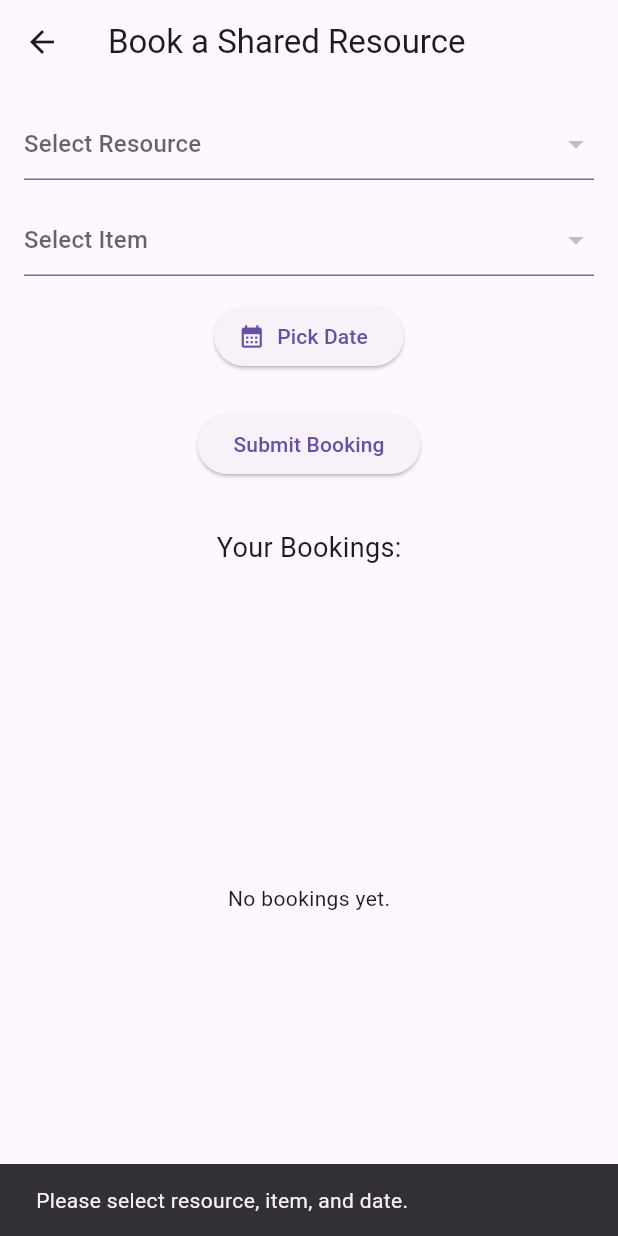
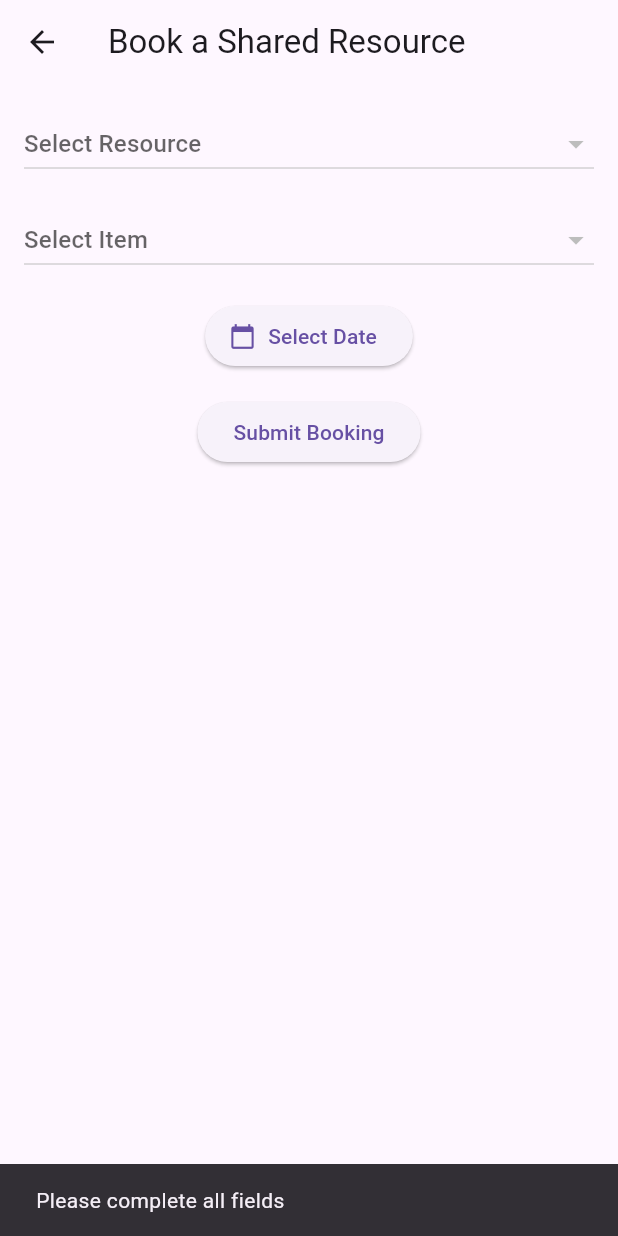
Before and after one commit to Jayashree-Elumalai/communa_app, a Flutter app: the BookingPage screen opened directly, after a tap on "Submit Booking", on a phone screen of 412 x 824 dp. Run offline on Flutter 3.47's test engine with Material 3 defaults, Android fonts, the phone set to English and light mode, and no system bars; our stand-ins replace cloud_firestore, firebase_auth, firebase_core, table_calendar; accounts and stored records are empty.

Commit message:
Update booking_pg.dart

```diff
--- a/lib/screens/booking_pg.dart
+++ b/lib/screens/booking_pg.dart
@@ -4,7 +4,7 @@ import 'package:flutter/material.dart';
 import 'package:intl/intl.dart';
 
 class BookingPage extends StatefulWidget {
-  const BookingPage({super.key});
+  const BookingPage({Key? key}) : super(key: key);
 
   @override
   State<BookingPage> createState() => _BookingPageState();
@@ -17,68 +17,64 @@ class _BookingPageState extends State<BookingPage> {
   String? selectedItemName;
   DateTime? selectedDate;
 
-  final userId = FirebaseAuth.instance.currentUser?.uid;
-
-  Map<String, Map<String, String>> resourceItemsMap = {}; // resourceName -> {itemId: itemName}
-  Map<String, String> availableItems = {};
+  List<QueryDocumentSnapshot> resources = [];
+  List<QueryDocumentSnapshot> items = [];
 
   @override
   void initState() {
     super.initState();
-    fetchResourcesAndItems();
+    fetchResources();
   }
 
-  Future<void> fetchResourcesAndItems() async {
-    final snapshot = await FirebaseFirestore.instance.collection('resources').get();
-    Map<String, Map<String, String>> tempMap = {};
+  Future<void> fetchResources() async {
+    final snapshot =
+    await FirebaseFirestore.instance.collection('resources').get();
+    if (!mounted) return;
+    setState(() {
+      resources = snapshot.docs;
+    });
+  }
 
-    for (var doc in snapshot.docs) {
-      final resourceId = doc.id;
-      final resourceName = doc['name'];
-
-      final itemsSnapshot = await FirebaseFirestore.instance
+  Future<void> fetchItems(String resourceId) async {
+    final snapshot = await FirebaseFirestore.instance
         .collection('resources')
         .doc(resourceId)
         .collection('items')
         .get();
+    if (!mounted) return;
+    setState(() {
+      items = snapshot.docs;
+    });
+  }
 
-      final items = {
-        for (var item in itemsSnapshot.docs) item.id: item['name'] as String
-      };
-
-      tempMap[resourceId] = {
-        'name': resourceName,
-        'items': items.entries.map((e) => e.key).join(','),
-      };
-
+  Future<void> selectDate() async {
+    final picked = await showDatePicker(
+      context: context,
+      initialDate: DateTime.now(),
+      firstDate: DateTime.now(),
+      lastDate: DateTime(2100),
+    );
+    if (picked != null && mounted) {
       setState(() {
-        resourceItemsMap[resourceId] = items;
+        selectedDate = picked;
       });
     }
   }
 
-  Future<void> pickDate() async {
-    final picked = await showDatePicker(
-      context: context,
-      initialDate: DateTime.now().add(const Duration(days: 1)),
-      firstDate: DateTime.now(),
-      lastDate: DateTime.now().add(const Duration(days: 30)),
-    );
-    if (picked != null) {
-      setState(() => selectedDate = picked);
-    }
-  }
-
-  Future<void> bookResource() async {
-    if (selectedResourceId == null ||
+  Future<void> submitBooking() async {
+    final user = FirebaseAuth.instance.currentUser;
+    if (user == null ||
+        selectedResourceId == null ||
         selectedItemId == null ||
         selectedDate == null) {
       ScaffoldMessenger.of(context).showSnackBar(
-        const SnackBar(content: Text('Please select resource, item, and date.')),
+        const SnackBar(content: Text('Please complete all fields')),
       );
       return;
     }
 
+    try {
+      // Check for existing booking (same resource, item, and date)
       final existing = await FirebaseFirestore.instance
           .collection('bookings')
           .where('resourceId', isEqualTo: selectedResourceId)
@@ -88,52 +84,42 @@ class _BookingPageState extends State<BookingPage> {
 
       if (existing.docs.isNotEmpty) {
         ScaffoldMessenger.of(context).showSnackBar(
-        const SnackBar(content: Text('❌ This item is already booked on this date.')),
+          const SnackBar(
+            content: Text('This item is already booked for this date'),
+          ),
         );
         return;
       }
 
+      // Add booking
       await FirebaseFirestore.instance.collection('bookings').add({
-      'userId': userId,
         'resourceId': selectedResourceId,
+        'itemId': selectedItemId,
         'resourceName': selectedResourceName,
-      'itemId': selectedItemId,
         'itemName': selectedItemName,
         'date': Timestamp.fromDate(selectedDate!),
-      'createdAt': Timestamp.now(),
+        'userId': user.uid,
+        'createdAt': FieldValue.serverTimestamp(),
       });
 
+      if (!mounted) return;
       ScaffoldMessenger.of(context).showSnackBar(
-      const SnackBar(content: Text('✅ Booking successful!')),
+        const SnackBar(content: Text('Booking submitted')),
       );
 
+      // Reset form
+      if (!mounted) return;
       setState(() {
         selectedResourceId = null;
         selectedItemId = null;
+        selectedDate = null;
+        selectedItemName = null;
         selectedResourceName = null;
-      selectedItemName = null;
-      selectedDate = null;
-      availableItems = {};
+        items = [];
       });
-  }
-
-  Future<void> cancelBooking(String bookingId) async {
-    final confirmed = await showDialog<bool>(
-      context: context,
-      builder: (_) => AlertDialog(
-        title: const Text('Cancel Booking?'),
-        content: const Text('Are you sure you want to cancel this booking?'),
-        actions: [
-          TextButton(onPressed: () => Navigator.pop(context, false), child: const Text('Cancel')),
-          ElevatedButton(onPressed: () => Navigator.pop(context, true), child: const Text('Confirm')),
-        ],
-      ),
-    );
-
-    if (confirmed == true) {
-      await FirebaseFirestore.instance.collection('bookings').doc(bookingId).delete();
+    } catch (e) {
       ScaffoldMessenger.of(context).showSnackBar(
-        const SnackBar(content: Text('✅ Booking cancelled.')),
+        SnackBar(content: Text('Booking failed: $e')),
       );
     }
   }
@@ -141,96 +127,82 @@ class _BookingPageState extends State<BookingPage> {
   @override
   Widget build(BuildContext context) {
     return Scaffold(
-      appBar: AppBar(title: const Text('Book a Shared Resource')),
+      appBar: AppBar(
+        title: const Text('Book a Shared Resource'),
+      ),
       body: Padding(
         padding: const EdgeInsets.all(16),
         child: Column(
           children: [
-            DropdownButtonFormField<String>(
+            // Resource dropdown
+            DropdownButton<String>(
+              hint: const Text('Select Resource'),
               value: selectedResourceId,
-              hint: const Text('Select Resource'),
-              items: resourceItemsMap.entries.map((entry) {
-                return DropdownMenuItem(
-                  value: entry.key,
-                  child: Text(entry.value.values.first),
+              isExpanded: true,
+              items: resources.map((doc) {
+                final data = doc.data() as Map<String, dynamic>;
+                return DropdownMenuItem<String>(
+                  value: doc.id,
+                  child: Text(data['name'] ?? 'Unnamed Resource'),
                 );
               }).toList(),
-              onChanged: (resId) {
+              onChanged: (value) {
+                final resource =
+                resources.firstWhere((doc) => doc.id == value);
+                final name =
+                (resource.data() as Map<String, dynamic>)['name'];
                 setState(() {
-                  selectedResourceId = resId;
-                  selectedResourceName = resourceItemsMap[resId!]!.values.first;
-                  availableItems = resourceItemsMap[resId]!;
+                  selectedResourceId = value;
+                  selectedResourceName = name;
                   selectedItemId = null;
                   selectedItemName = null;
                 });
+                fetchItems(value!);
               },
             ),
+
             const SizedBox(height: 16),
-            DropdownButtonFormField<String>(
+
+            // Item dropdown
+            DropdownButton<String>(
+              hint: const Text('Select Item'),
               value: selectedItemId,
-              hint: const Text('Select Item'),
-              items: availableItems.entries.map((entry) {
-                return DropdownMenuItem(value: entry.key, child: Text(entry.value));
+              isExpanded: true,
+              items: items.map((doc) {
+                final data = doc.data() as Map<String, dynamic>;
+                return DropdownMenuItem<String>(
+                  value: doc.id,
+                  child: Text(data['name'] ?? 'Unnamed Item'),
+                );
               }).toList(),
-              onChanged: (val) {
+              onChanged: (value) {
+                final item = items.firstWhere((doc) => doc.id == value);
+                final name =
+                (item.data() as Map<String, dynamic>)['name'];
                 setState(() {
-                  selectedItemId = val;
-                  selectedItemName = availableItems[val];
+                  selectedItemId = value;
+                  selectedItemName = name;
                 });
               },
             ),
+
             const SizedBox(height: 16),
+
+            // Date picker
             ElevatedButton.icon(
-              onPressed: pickDate,
-              icon: const Icon(Icons.calendar_month),
-              label: Text(
-                selectedDate == null ? 'Pick Date' : DateFormat.yMMMd().format(selectedDate!),
+              onPressed: selectDate,
+              icon: const Icon(Icons.calendar_today),
+              label: Text(selectedDate != null
+                  ? DateFormat.yMMMd().format(selectedDate!)
+                  : 'Select Date'),
             ),
-            ),
-            const SizedBox(height: 24),
+
+            const SizedBox(height: 16),
+
+            // Submit button
             ElevatedButton(
-              onPressed: bookResource,
+              onPressed: submitBooking,
               child: const Text('Submit Booking'),
-            ),
-            const SizedBox(height: 32),
-            const Text('Your Bookings:', style: TextStyle(fontSize: 18)),
-            const SizedBox(height: 12),
-            Expanded(
-              child: StreamBuilder<QuerySnapshot>(
-                stream: FirebaseFirestore.instance
-                    .collection('bookings')
-                    .where('userId', isEqualTo: userId)
-                    .orderBy('date')
-                    .snapshots(),
-                builder: (context, snapshot) {
-                  if (!snapshot.hasData) return const Center(child: CircularProgressIndicator());
-                  final docs = snapshot.data!.docs;
-
-                  if (docs.isEmpty) {
-                    return const Center(child: Text('No bookings yet.'));
-                  }
-
-                  return ListView.builder(
-                    itemCount: docs.length,
-                    itemBuilder: (_, i) {
-                      final doc = docs[i];
-                      final data = doc.data() as Map<String, dynamic>;
-                      final date = (data['date'] as Timestamp).toDate();
-                      return Card(
-                        child: ListTile(
-                          leading: const Icon(Icons.book_online),
-                          title: Text('${data['resourceName']} - ${data['itemName']}'),
-                          subtitle: Text(DateFormat.yMMMd().format(date)),
-                          trailing: TextButton(
-                            child: const Text('Cancel', style: TextStyle(color: Colors.red)),
-                            onPressed: () => cancelBooking(doc.id),
-                          ),
-                        ),
-                      );
-                    },
-                  );
-                },
-              ),
             ),
           ],
         ),
```
Lines whose indentation alone changed are shown as unchanged.
